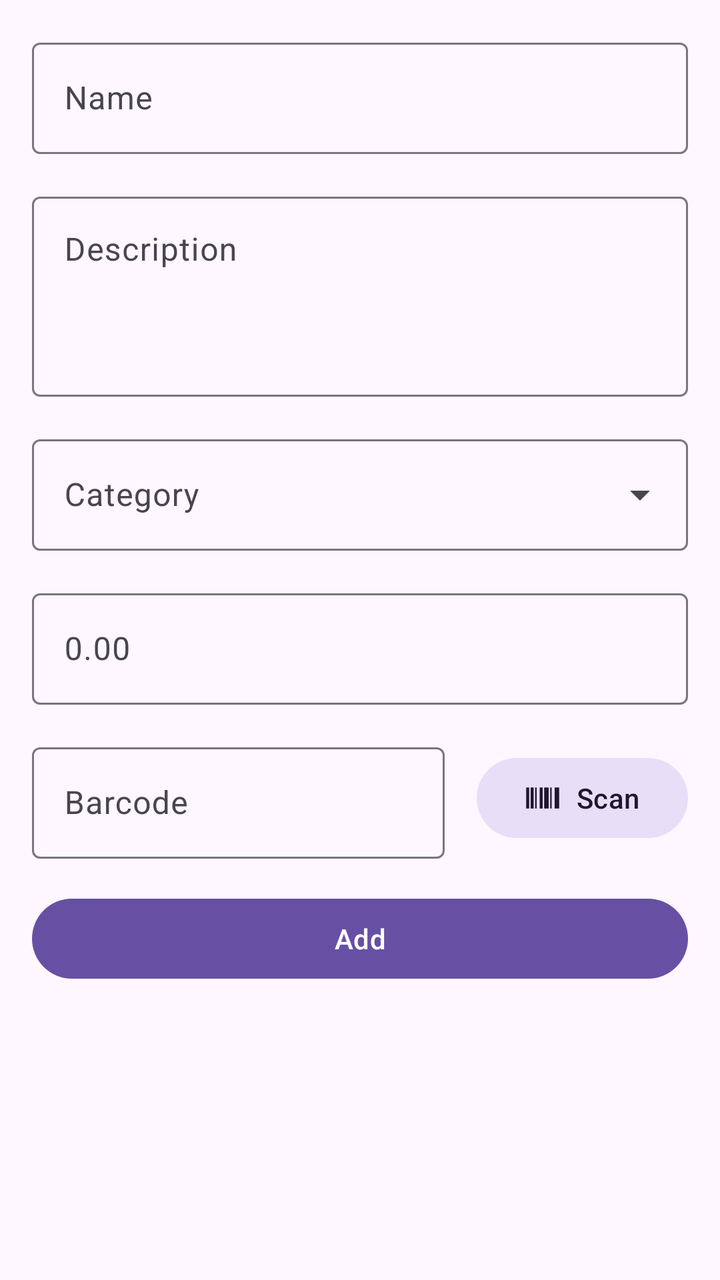
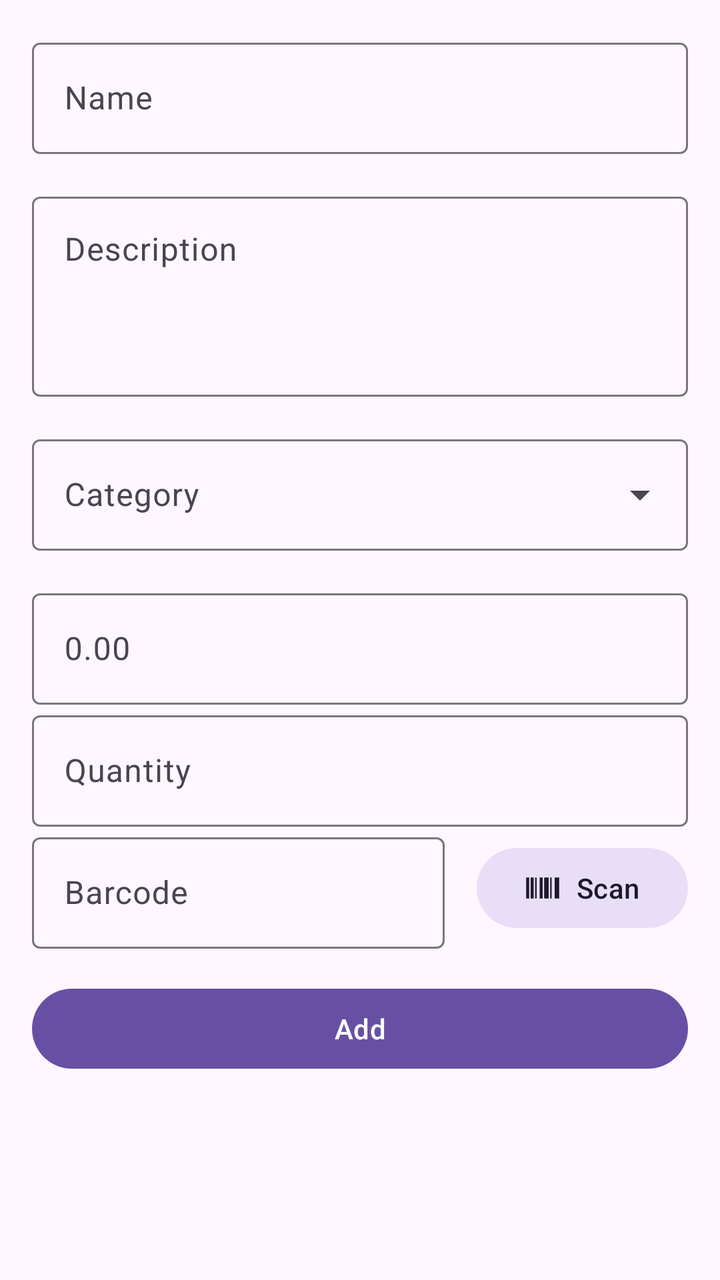

Before-and-after screenshots of an Android layout around one commit, followed by the original layout XML and the change that was made.
<!-- AndroidManifest.xml: application theme Theme.RmmcGabay -->
<!-- res/layout/activity_edit_product.xml -->
<?xml version="1.0" encoding="utf-8"?>
<androidx.constraintlayout.widget.ConstraintLayout xmlns:android="http://schemas.android.com/apk/res/android"
    xmlns:app="http://schemas.android.com/apk/res-auto"
    xmlns:tools="http://schemas.android.com/tools"
    android:layout_width="match_parent"
    android:layout_height="match_parent"
    tools:context=".views.edit.EditProduct">

    <com.google.android.material.textfield.TextInputLayout
        android:id="@+id/til_product_name"
        android:layout_width="0dp"
        android:layout_height="wrap_content"
        android:layout_marginStart="16dp"
        android:layout_marginTop="16dp"
        android:layout_marginEnd="16dp"
        app:layout_constraintEnd_toEndOf="parent"
        app:layout_constraintStart_toStartOf="parent"
        app:layout_constraintTop_toTopOf="parent">

        <com.google.android.material.textfield.TextInputEditText
            android:layout_width="match_parent"
            android:layout_height="wrap_content"
            android:hint="Name" />
    </com.google.android.material.textfield.TextInputLayout>

    <com.google.android.material.textfield.TextInputLayout
        android:id="@+id/til_product_description"
        android:layout_width="0dp"
        android:layout_height="wrap_content"
        android:layout_marginStart="16dp"
        android:layout_marginTop="16dp"
        android:layout_marginEnd="16dp"
        app:layout_constraintEnd_toEndOf="parent"
        app:layout_constraintStart_toStartOf="parent"
        app:layout_constraintTop_toBottomOf="@+id/til_product_name">

        <com.google.android.material.textfield.TextInputEditText
            android:layout_width="match_parent"
            android:layout_height="100dp"
            android:gravity="start|top"
            android:hint="Description"
            android:inputType="textMultiLine" />
    </com.google.android.material.textfield.TextInputLayout>

    <com.google.android.material.textfield.TextInputLayout
        android:id="@+id/til_product_category"
        style="@style/Widget.Material3.TextInputLayout.OutlinedBox.ExposedDropdownMenu"
        android:layout_width="0dp"
        android:layout_height="wrap_content"
        android:layout_marginStart="16dp"
        android:layout_marginTop="16dp"
        android:layout_marginEnd="16dp"
        app:layout_constraintEnd_toEndOf="parent"
        app:layout_constraintStart_toStartOf="parent"
        app:layout_constraintTop_toBottomOf="@+id/til_product_description">

        <AutoCompleteTextView
            android:id="@+id/act_product_category"
            android:layout_width="match_parent"
            android:layout_height="wrap_content"
            android:contentDescription="Product category"
            android:hint="Category" />
    </com.google.android.material.textfield.TextInputLayout>

    <com.google.android.material.textfield.TextInputLayout
        android:id="@+id/til_product_price"
        android:layout_width="0dp"
        android:layout_height="wrap_content"
        android:layout_marginStart="16dp"
        android:layout_marginTop="16dp"
        android:layout_marginEnd="16dp"
        app:layout_constraintEnd_toEndOf="parent"
        app:layout_constraintStart_toStartOf="parent"
        app:layout_constraintTop_toBottomOf="@+id/til_product_category">

        <com.google.android.material.textfield.TextInputEditText
            android:layout_width="match_parent"
            android:layout_height="wrap_content"
            android:hint="0.00"
            android:inputType="numberDecimal" />
    </com.google.android.material.textfield.TextInputLayout>

    <com.google.android.material.textfield.TextInputLayout
        android:id="@+id/til_product_barcode"
        android:layout_width="0dp"
        android:layout_height="wrap_content"
        android:layout_marginStart="16dp"
        android:layout_marginTop="16dp"
        android:layout_marginEnd="16dp"
        app:layout_constraintEnd_toStartOf="@+id/btn_product_scan"
        app:layout_constraintStart_toStartOf="parent"
        app:layout_constraintTop_toBottomOf="@+id/til_product_price">

        <com.google.android.material.textfield.TextInputEditText
            android:layout_width="match_parent"
            android:layout_height="wrap_content"
            android:hint="Barcode" />
    </com.google.android.material.textfield.TextInputLayout>

    <Button
        android:id="@+id/btn_product_scan"
        style="@style/Widget.Material3.Button.TonalButton"
        android:layout_width="wrap_content"
        android:layout_height="wrap_content"
        android:layout_marginEnd="16dp"
        android:text="Scan"
        app:icon="@drawable/ic_barcode"
        app:layout_constraintBottom_toBottomOf="@+id/til_product_barcode"
        app:layout_constraintEnd_toEndOf="parent"
        app:layout_constraintTop_toTopOf="@+id/til_product_barcode" />

    <Button
        android:id="@+id/btn_product_edit"
        android:layout_width="0dp"
        android:layout_height="wrap_content"
        android:layout_marginStart="16dp"
        android:layout_marginTop="16dp"
        android:layout_marginEnd="16dp"
        android:text="Add"
        app:layout_constraintEnd_toEndOf="parent"
        app:layout_constraintStart_toStartOf="parent"
        app:layout_constraintTop_toBottomOf="@+id/til_product_barcode" />
</androidx.constraintlayout.widget.ConstraintLayout>
<!-- resources referenced by this layout -->
<resources>
  <!-- drawable ic_barcode (drawable) -->
  <vector xmlns:android="http://schemas.android.com/apk/res/android"
      android:width="24dp"
      android:height="24dp"
      android:viewportWidth="960"
      android:viewportHeight="960"
      android:tint="?attr/colorControlNormal">
    <path
        android:fillColor="@android:color/white"
        android:pathData="M40,760L40,200L120,200L120,760L40,760ZM160,760L160,200L240,200L240,760L160,760ZM280,760L280,200L320,200L320,760L280,760ZM400,760L400,200L480,200L480,760L400,760ZM520,760L520,200L640,200L640,760L520,760ZM680,760L680,200L720,200L720,760L680,760ZM800,760L800,200L920,200L920,760L800,760Z"/>
  </vector>
  <style name="Theme.RmmcGabay" parent="Base.Theme.RmmcGabay" />
  <style name="Base.Theme.RmmcGabay" parent="Theme.Material3.DayNight">
          
          
      </style>
</resources>

<!-- the commit's change to res/layout/activity_edit_product.xml (unified diff, before → after) -->
@@ -81,15 +81,31 @@
     </com.google.android.material.textfield.TextInputLayout>
 
     <com.google.android.material.textfield.TextInputLayout
+        android:id="@+id/til_quantity"
+        android:layout_width="0dp"
+        android:layout_height="wrap_content"
+        android:layout_marginStart="16dp"
+        android:layout_marginEnd="16dp"
+        app:layout_constraintEnd_toEndOf="parent"
+        app:layout_constraintStart_toStartOf="parent"
+        app:layout_constraintTop_toBottomOf="@+id/til_product_price">
+
+        <com.google.android.material.textfield.TextInputEditText
+            android:layout_width="match_parent"
+            android:layout_height="wrap_content"
+            android:hint="Quantity"
+            android:inputType="number" />
+    </com.google.android.material.textfield.TextInputLayout>
+
+    <com.google.android.material.textfield.TextInputLayout
         android:id="@+id/til_product_barcode"
         android:layout_width="0dp"
         android:layout_height="wrap_content"
         android:layout_marginStart="16dp"
-        android:layout_marginTop="16dp"
         android:layout_marginEnd="16dp"
         app:layout_constraintEnd_toStartOf="@+id/btn_product_scan"
         app:layout_constraintStart_toStartOf="parent"
-        app:layout_constraintTop_toBottomOf="@+id/til_product_price">
+        app:layout_constraintTop_toBottomOf="@+id/til_quantity">
 
         <com.google.android.material.textfield.TextInputEditText
             android:layout_width="match_parent"
